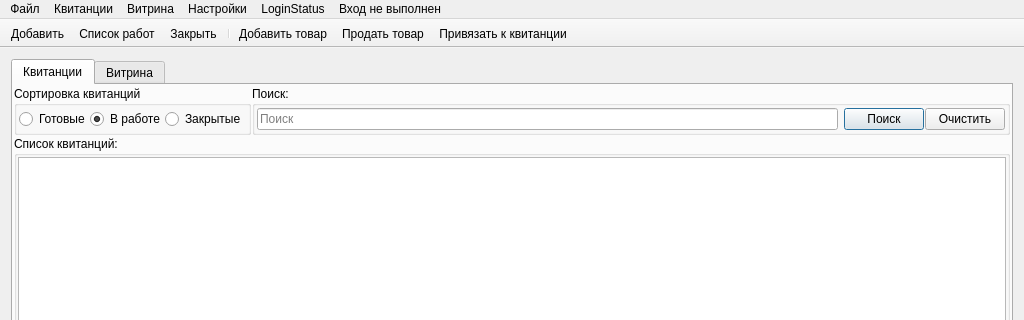
Above: mainwindow.ui from eboladev/XPPC before the change; both pictures show x 0 to 1024 and y 0 to 320 of the 1024 by 768 pixel window. Below: the same form after it.
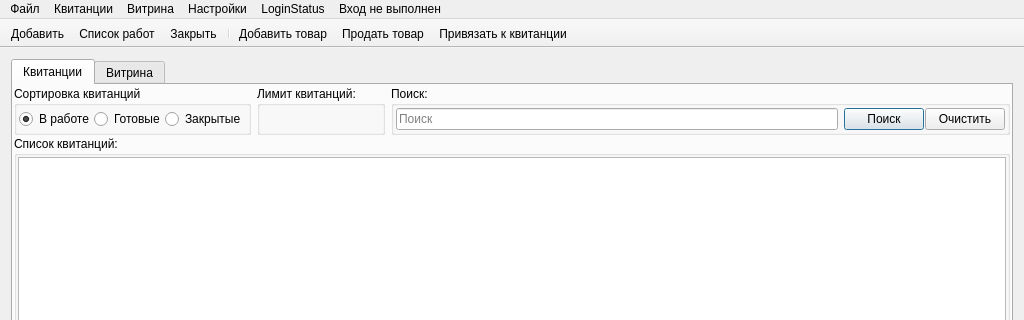
That is the form after the change. Icons and pictures are not drawn. Custom widgets are drawn as their Qt base class.

Diff of the .ui file:
```diff
--- a/mainwindow.ui
+++ b/mainwindow.ui
@@ -65,9 +65,6 @@
         </property>
         <item row="0" column="0">
          <layout class="QHBoxLayout" name="horizontalLayout">
-          <property name="spacing">
-           <number>1</number>
-          </property>
           <item>
            <widget class="QGroupBox" name="groupBoxSortReceipt">
             <property name="title">
@@ -88,17 +85,6 @@
                <property name="spacing">
                 <number>0</number>
                </property>
-               <item>
-                <widget class="QRadioButton" name="radioButtonReady">
-                 <property name="text">
-                  <string>Готовые</string>
-                 </property>
-                 <property name="icon">
-                  <iconset resource="Resources.qrc">
-                   <normaloff>:/icons/icons/Star-Half-Full24.png</normaloff>:/icons/icons/Star-Half-Full24.png</iconset>
-                 </property>
-                </widget>
-               </item>
                <item>
                 <widget class="QRadioButton" name="radioButtonWorking">
                  <property name="text">
@@ -113,6 +99,17 @@
                  </property>
                 </widget>
                </item>
+               <item>
+                <widget class="QRadioButton" name="radioButtonReady">
+                 <property name="text">
+                  <string>Готовые</string>
+                 </property>
+                 <property name="icon">
+                  <iconset resource="Resources.qrc">
+                   <normaloff>:/icons/icons/Star-Half-Full24.png</normaloff>:/icons/icons/Star-Half-Full24.png</iconset>
+                 </property>
+                </widget>
+               </item>
                <item>
                 <widget class="QRadioButton" name="radioButtonClosed">
                  <property name="text">
@@ -129,6 +126,24 @@
             </layout>
            </widget>
           </item>
+          <item>
+           <widget class="QGroupBox" name="groupBoxQueryLimit">
+            <property name="title">
+             <string>Лимит квитанций:</string>
+            </property>
+            <layout class="QGridLayout" name="gridLayout_10">
+             <property name="margin">
+              <number>1</number>
+             </property>
+             <property name="spacing">
+              <number>1</number>
+             </property>
+             <item row="0" column="0">
+              <widget class="QueryLimitComboBoxWidget" name="queryLimitComboBoxWidget" native="true"/>
+             </item>
+            </layout>
+           </widget>
+          </item>
           <item>
            <widget class="QGroupBox" name="groupBocSearchReceipt">
             <property name="title">
@@ -144,7 +159,7 @@
              <property name="spacing">
               <number>1</number>
              </property>
-             <item row="0" column="0">
+             <item row="0" column="1">
               <layout class="QHBoxLayout" name="horizontalLayout_3">
                <item>
                 <layout class="QVBoxLayout" name="verticalLayout">
@@ -905,6 +920,14 @@
   </action>
  </widget>
  <layoutdefault spacing="6" margin="11"/>
+ <customwidgets>
+  <customwidget>
+   <class>QueryLimitComboBoxWidget</class>
+   <extends>QWidget</extends>
+   <header>querylimitcomboboxwidget.h</header>
+   <container>1</container>
+  </customwidget>
+ </customwidgets>
  <tabstops>
   <tabstop>lineEdit</tabstop>
   <tabstop>pushButtonSearch</tabstop>
```
Left out of the diff: 1 changed line with no effect on the pictures.
